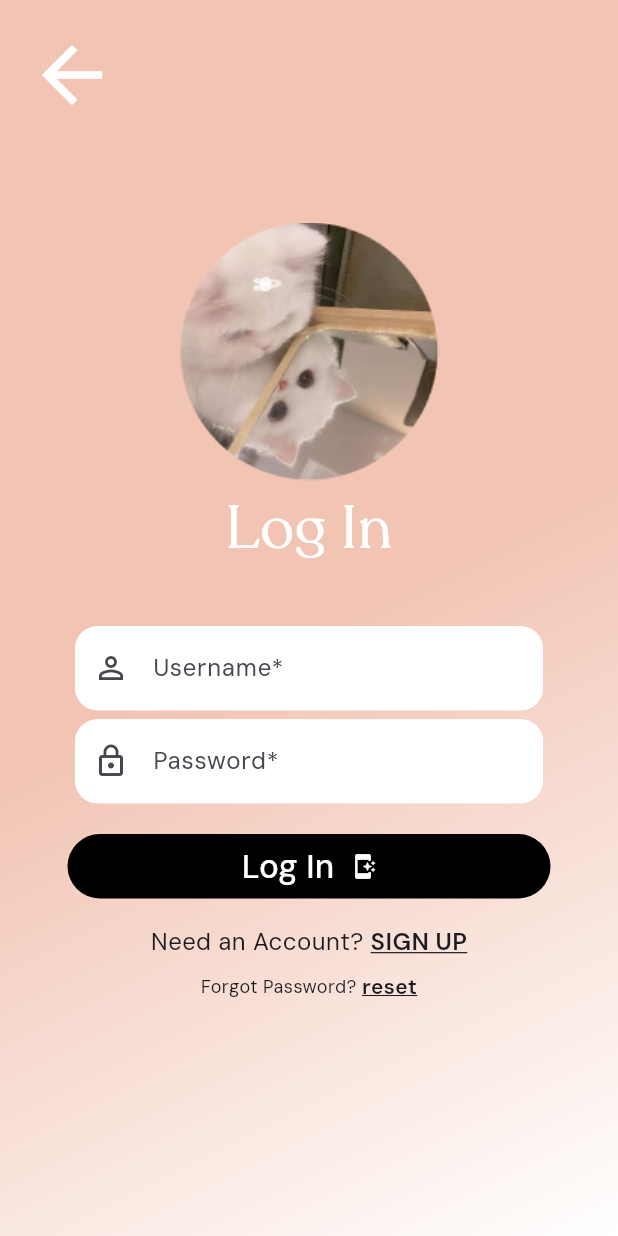
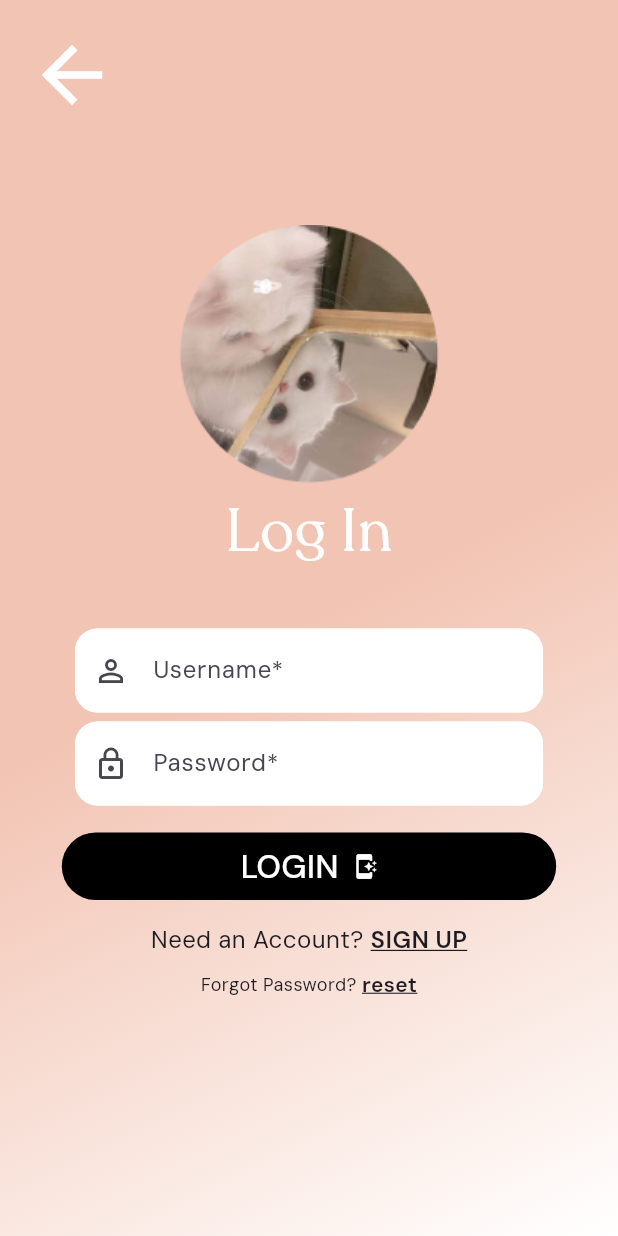
Before and after one commit to clarencevgomez/swipet-mobile, a Flutter app: the LoginPage screen opened by its route, on a phone screen of 412 x 824 dp. Run offline on Flutter 3.47's test engine with Material 3 defaults, Android fonts, the phone set to English and light mode, and no system bars; our stand-ins replace faker; missing offline and left inert: mongo_dart.

```diff
--- /dev/null
+++ b/lib/components/my_button.dart
@@ -0,0 +1,54 @@
+// sign_up_button.dart
+
+import 'package:flutter/material.dart';
+
+class MyButton extends StatelessWidget {
+  final VoidCallback onPressed;
+  final String actionText;
+  const MyButton(
+      {super.key,
+      required this.onPressed,
+      required this.actionText});
+
+  @override
+  Widget build(BuildContext context) {
+    return Padding(
+      padding: const EdgeInsets.symmetric(
+          vertical: 15.0),
+      child: SizedBox(
+        width: MediaQuery.of(context).size.width *
+            (8 / 10),
+        height: 45,
+        child: ElevatedButton(
+          onPressed: onPressed,
+          style: ElevatedButton.styleFrom(
+            elevation: 0.0,
+            shadowColor: Colors.transparent,
+            backgroundColor: Colors.black,
+          ),
+          child: Row(
+            mainAxisAlignment:
+                MainAxisAlignment.center,
+            children: [
+              Text(
+                actionText.toUpperCase(),
+                style: const TextStyle(
+                  color: Colors.white,
+                  fontSize: 22,
+                ),
+              ),
+              const Padding(
+                padding:
+                    EdgeInsets.only(left: 8.0),
+                child: Icon(
+                  Icons.app_shortcut,
+                  color: Colors.white,
+                ),
+              ),
+            ],
+          ),
+        ),
+      ),
+    );
+  }
+}
--- a/lib/dbHelper/constant.dart
+++ b/lib/dbHelper/constant.dart
@@ -5,3 +5,5 @@ const MONGO_CONN_URL =
     "mongodb+srv://test_user:2ya70gCeqqieNhSO@cluster0.sh91vxf.mongodb.net/test?retryWrites=true&w=majority&appName=Cluster0";
 const USER_COLLECTION =
     "Users"; // OUR COLLECtION NAME IS USERS
+
+const PET_COLLECTION = "Pets";
--- a/lib/main.dart
+++ b/lib/main.dart
@@ -3,6 +3,7 @@ import 'package:swipet_mobile/dbHelper/mongodb.dart';
 import 'package:swipet_mobile/pages/login_page.dart';
 import 'package:swipet_mobile/pages/signup_page.dart';
 import 'package:flutter/material.dart';
+import 'package:swipet_mobile/pages/testData/get_data.dart';
 
 void main() async {
   WidgetsFlutterBinding.ensureInitialized();
@@ -29,6 +30,8 @@ class _MyAppState extends State<MyApp> {
             const SignupPage(),
         '/login': (BuildContext context) =>
             const LoginPage(),
+        '/swipepage': (BuildContext context) =>
+            const SwipePage(),
       },
       theme: ThemeData(
           fontFamily: 'DM Sans',
--- a/lib/pages/forgot_page.dart
+++ b/lib/pages/forgot_page.dart
@@ -24,7 +24,8 @@ class _ForgotKeyPageState
   final confirmPasswordController =
       TextEditingController();
 
-  void forgotPassword() {
+  Future<void> forgotPassword(String hey) async {
+    return;
     // Implement your forgot password logic here
     // You can access the text field values using the controller instances
   }
@@ -112,7 +113,7 @@ class _ForgotKeyPageState
                     .check_circle_outline_sharp,
                 actionText:
                     'Confirm New Password*',
-                onTap: forgotPassword,
+                onTap: forgotPassword('hey'),
               ),
             ],
           ),
```
Also changed, not shown: lib/components/start_button.dart (+7 -3 lines), lib/dbHelper/mongodb.dart (+31 -1 lines), lib/pages/login_page.dart (+40 -14 lines), lib/pages/signup_page.dart (+52 -90 lines), lib/pages/testData/get_data.dart (added, +74 -0 lines), 1 other file.
